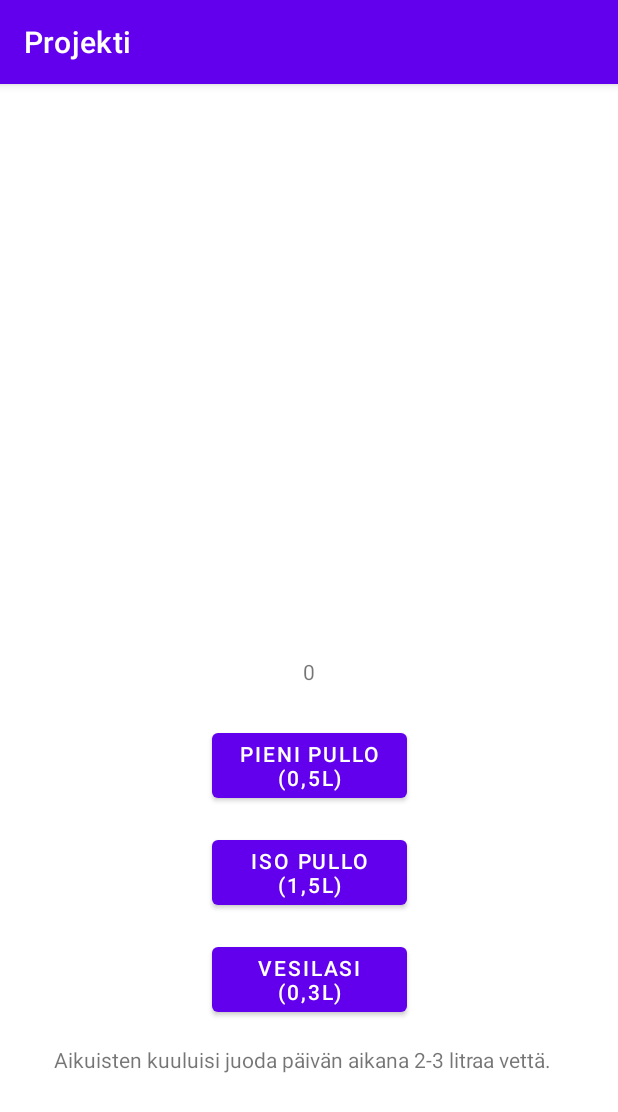
After one commit to untop02/TerveysProjekti, an Android app: the VesiLaskuri screen opened directly, with no data from a screen before it, on a phone screen of 412 x 824 dp. The commit adds this screen. Shown: the top 1112 px of the screen. Run offline under Robolectric (Android 15) with nearby library versions, the phone set to English and light mode, and no system bars.

Commit message:
Vesilaskuri Versio 0.1

```diff
--- a/app/src/main/AndroidManifest.xml
+++ b/app/src/main/AndroidManifest.xml
@@ -9,7 +9,8 @@
         android:roundIcon="@mipmap/ic_launcher_round"
         android:supportsRtl="true"
         android:theme="@style/Theme.Projekti">
-        <activity android:name=".Verenpaine"></activity>
+        <activity android:name=".VesiLaskuri"></activity>
+        <activity android:name=".Verenpaine" />
         <activity android:name=".PainoIndeksi">
             <intent-filter>
                 <category android:name="android.intent.category.LAUNCHER" />
--- a/app/src/main/java/com/example/projekti/MainActivity.java
+++ b/app/src/main/java/com/example/projekti/MainActivity.java
@@ -15,6 +15,7 @@ public class MainActivity extends AppCompatActivity {
         setContentView(R.layout.activity_main);
         Button painoIndeksiBtn = (Button)findViewById(R.id.PainoIndeksiBtn);
         Button verenpaineBtn = (Button)findViewById(R.id.VerenpaineBtn);
+        Button vesilaskuriBtn = (Button)findViewById(R.id.VesiLaskuriBtn);
 
         verenpaineBtn.setOnClickListener(new View.OnClickListener() {
             @Override
@@ -29,8 +30,12 @@ public class MainActivity extends AppCompatActivity {
                 startActivity(new Intent(MainActivity.this, PainoIndeksi.class));
             }
         });
-
-
+        vesilaskuriBtn.setOnClickListener(new View.OnClickListener() {
+            @Override
+            public void onClick(View v) {
+                startActivity(new Intent(MainActivity.this, VesiLaskuri.class));
+            }
+        });
 
 
     }
--- /dev/null
+++ b/app/src/main/java/com/example/projekti/VesiLaskuri.java
@@ -0,0 +1,60 @@
+package com.example.projekti;
+
+import androidx.appcompat.app.AppCompatActivity;
+
+import android.os.Bundle;
+import android.view.View;
+import android.widget.Button;
+import android.widget.TextView;
+
+public class VesiLaskuri extends AppCompatActivity {
+
+    double vesimaara;
+    TextView vedenmaara;
+    Button pienipullo;
+    Button isopullo;
+    Button vesilasi;
+
+    @Override
+    protected void onCreate(Bundle savedInstanceState) {
+        super.onCreate(savedInstanceState);
+        setContentView(R.layout.activity_vesi_laskuri);
+
+        vedenmaara = findViewById(R.id.juotuMaara);
+        vesilasi = findViewById(R.id.lasiBtn);
+        isopullo = findViewById(R.id.isopulloBtn);
+        pienipullo = findViewById(R.id.pienipulloBtn);
+
+        vesilasi.setOnClickListener(new View.OnClickListener() {
+            @Override
+            public void onClick(View v) {
+                lisaaLasi();
+            }
+        });
+        pienipullo.setOnClickListener(new View.OnClickListener() {
+            @Override
+            public void onClick(View v) {
+                lisaapienipullo();
+            }
+        });
+        isopullo.setOnClickListener(new View.OnClickListener() {
+            @Override
+            public void onClick(View v) {
+                lisaaisopullo();
+            }
+        });
+    }
+    public void lisaaLasi(){
+        vesimaara =+ 0.3;
+        vedenmaara.setText(String.valueOf(vesimaara));
+    }
+    public void lisaapienipullo(){
+        vesimaara =+ 0.5;
+        vedenmaara.setText(String.valueOf(vesimaara));
+    }
+    public void lisaaisopullo(){
+        vesimaara =+ 1.5;
+        vedenmaara.setText(String.valueOf(vesimaara));
+    }
+
+}
--- a/app/src/main/res/layout/activity_main.xml
+++ b/app/src/main/res/layout/activity_main.xml
@@ -35,4 +35,15 @@
         app:layout_constraintStart_toStartOf="parent"
         app:layout_constraintTop_toTopOf="parent" />
 
+    <Button
+        android:id="@+id/VesiLaskuriBtn"
+        android:layout_width="wrap_content"
+        android:layout_height="wrap_content"
+        android:layout_marginBottom="197dp"
+        android:text="Vesilaskuri"
+        app:layout_constraintBottom_toBottomOf="parent"
+        app:layout_constraintEnd_toEndOf="parent"
+        app:layout_constraintHorizontal_bias="0.5"
+        app:layout_constraintStart_toStartOf="parent" />
+
 </androidx.constraintlayout.widget.ConstraintLayout>
--- /dev/null
+++ b/app/src/main/res/layout/activity_vesi_laskuri.xml
@@ -0,0 +1,63 @@
+<?xml version="1.0" encoding="utf-8"?>
+<androidx.constraintlayout.widget.ConstraintLayout xmlns:android="http://schemas.android.com/apk/res/android"
+    xmlns:app="http://schemas.android.com/apk/res-auto"
+    xmlns:tools="http://schemas.android.com/tools"
+    android:layout_width="match_parent"
+    android:layout_height="match_parent"
+    tools:context=".VesiLaskuri">
+
+    <TextView
+        android:id="@+id/ihanneMaara"
+        android:layout_width="wrap_content"
+        android:layout_height="wrap_content"
+        android:layout_marginStart="36dp"
+        android:layout_marginLeft="36dp"
+        android:layout_marginBottom="108dp"
+        android:text="Aikuisten kuuluisi juoda päivän aikana 2-3 litraa vettä."
+        app:layout_constraintBottom_toBottomOf="parent"
+        app:layout_constraintStart_toStartOf="parent" />
+
+    <TextView
+        android:id="@+id/juotuMaara"
+        android:layout_width="wrap_content"
+        android:layout_height="wrap_content"
+        android:layout_marginBottom="25dp"
+        android:text="0"
+        app:layout_constraintBottom_toTopOf="@+id/pienipulloBtn"
+        app:layout_constraintEnd_toEndOf="parent"
+        app:layout_constraintHorizontal_bias="0.5"
+        app:layout_constraintStart_toStartOf="parent" />
+
+    <Button
+        android:id="@+id/lasiBtn"
+        android:layout_width="130dp"
+        android:layout_height="wrap_content"
+        android:layout_marginBottom="16dp"
+        android:text="Vesilasi (0,3L)"
+        app:layout_constraintBottom_toTopOf="@+id/ihanneMaara"
+        app:layout_constraintEnd_toEndOf="parent"
+        app:layout_constraintHorizontal_bias="0.5"
+        app:layout_constraintStart_toStartOf="parent" />
+
+    <Button
+        android:id="@+id/isopulloBtn"
+        android:layout_width="130dp"
+        android:layout_height="wrap_content"
+        android:layout_marginBottom="16dp"
+        android:text="Iso pullo (1,5L)"
+        app:layout_constraintBottom_toTopOf="@+id/lasiBtn"
+        app:layout_constraintEnd_toEndOf="parent"
+        app:layout_constraintHorizontal_bias="0.5"
+        app:layout_constraintStart_toStartOf="parent" />
+
+    <Button
+        android:id="@+id/pienipulloBtn"
+        android:layout_width="130dp"
+        android:layout_height="wrap_content"
+        android:layout_marginBottom="16dp"
+        android:text="Pieni pullo (0,5L)"
+        app:layout_constraintBottom_toTopOf="@+id/isopulloBtn"
+        app:layout_constraintEnd_toEndOf="parent"
+        app:layout_constraintHorizontal_bias="0.5"
+        app:layout_constraintStart_toStartOf="parent" />
+</androidx.constraintlayout.widget.ConstraintLayout>
```
